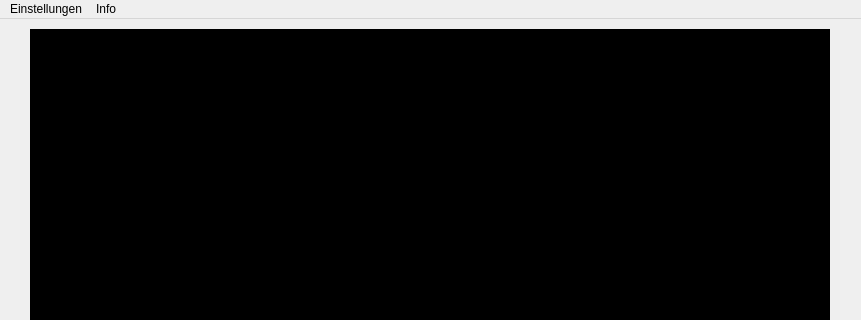
Above: qtProjekt/ServerGui/gui/mainwindow.ui from ElectroStar/ETechnikProjekt before the change; both pictures show x 0 to 861 and y 0 to 320 of the 861 by 572 pixel window. Below: the same form after it.
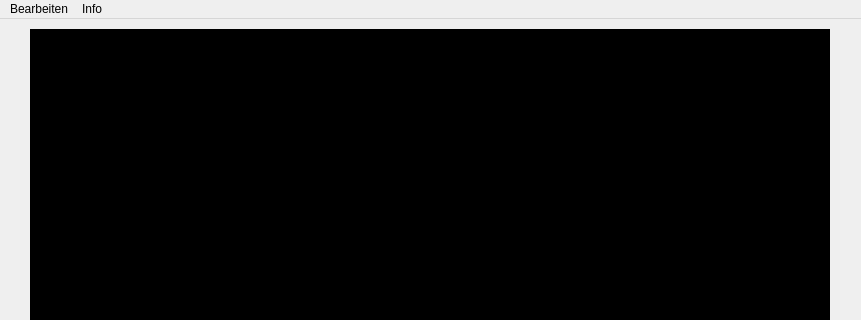
That is the form after the change. Icons and pictures are not drawn.

Commit message: Setting Klasse eingebaut -> noch ein bisschen testen, Setting Fenster eingefügt

Diff of the .ui file:
```diff
--- a/qtProjekt/ServerGui/gui/mainwindow.ui
+++ b/qtProjekt/ServerGui/gui/mainwindow.ui
@@ -143,7 +143,7 @@
    </property>
    <widget class="QMenu" name="menuHauptmenue">
     <property name="title">
-     <string>Einstellungen</string>
+     <string>Bearbeiten</string>
     </property>
     <addaction name="actionIP_EInstellungen"/>
     <addaction name="actionKamerakalibrierung"/>
```
Left out of the diff: 2 changed lines with no effect on the pictures. The commit also changes 4 other files.
